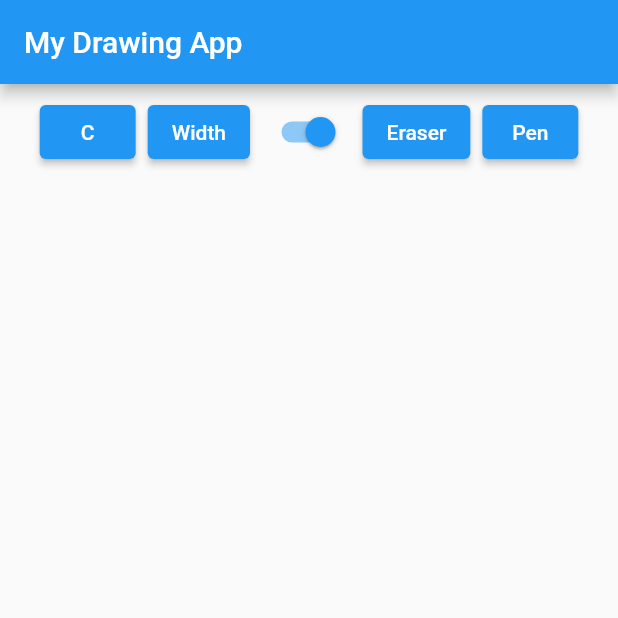
After one commit to gogyoonga/Todays_Page, a Flutter app: the DrawingPage screen opened directly, after a tap on "Eraser", on a phone screen of 412 x 824 dp, the top half of it. The commit adds this screen. Run offline on Flutter 3.47's test engine with Material 2 defaults, Android fonts, the phone set to English and light mode, and no system bars; our stand-ins replace flutter_colorpicker.

Commit message:
2023-05-11,11:35

```diff
--- /dev/null
+++ b/lib/canvas_screen.dart
@@ -0,0 +1,188 @@
+import 'package:flutter/material.dart';
+import 'package:provider/provider.dart';
+import 'package:flutter_colorpicker/flutter_colorpicker.dart';
+
+void main() {
+  runApp(MyApp());
+}
+
+class MyApp extends StatelessWidget {
+  @override
+  Widget build(BuildContext context) {
+    return ChangeNotifierProvider(
+      create: (context) => DrawingState(),
+      child: MaterialApp(
+        title: 'My Drawing App',
+        home: DrawingPage(),
+      ),
+    );
+  }
+}
+
+class DrawingState with ChangeNotifier {
+  // 필요한 상태값들을 정의합니다.
+  Color selectedColor = Colors.black;
+  double strokeWidth = 5.0;
+  bool isEraserMode = false;
+
+  // 색상을 선택합니다.
+  void selectColor(Color color) {
+    selectedColor = color;
+    notifyListeners();
+  }
+
+  // 굵기를 조절합니다.
+  void setStrokeWidth(double width) {
+    strokeWidth = width;
+    notifyListeners();
+  }
+
+  // 지우개 모드를 설정합니다.
+  void setEraserMode(bool value) {
+    isEraserMode = value;
+    notifyListeners();
+  }
+
+  // 그리기를 완료합니다.
+  void finishDrawing() {
+    // TODO: 저장 로직을 구현합니다.
+  }
+}
+
+class DrawingPage extends StatelessWidget {
+  @override
+  Widget build(BuildContext context) {
+    return Scaffold(
+      appBar: AppBar(
+        title: Text('My Drawing App'),
+      ),
+      body: Center(
+        child: Column(
+          mainAxisAlignment: MainAxisAlignment.center,
+            children: [
+
+    // 그림 관련 버튼들입니다.
+    ButtonBar(
+    alignment: MainAxisAlignment.center,
+    children: [
+    ElevatedButton(
+    onPressed: () {
+    showDialog(
+    context: context,
+    builder: (context) {
+    return AlertDialog(
+    title: Text('Select Color'),
+    content: SingleChildScrollView(
+    child: ColorPicker(
+    pickerColor: Provider.of<DrawingState>(context).selectedColor,
+    onColorChanged: (color) {
+    Provider.of<DrawingState>(context, listen: false).selectColor(color);
+    },
+    showLabel: true,
+    pickerAreaHeightPercent: 0.8,
+    ),
+    ),
+    );
+    },
+    );
+    },
+    child: Text('C'),
+    ),
+    ElevatedButton(
+    onPressed: () {
+    showDialog(
+    context: context,
+    builder: (context) {
+    return AlertDialog(
+    title: Text('Select Stroke Width'),
+    content: SingleChildScrollView(
+    child: Slider(
+    value: Provider.of<DrawingState>(context).strokeWidth,
+    min: 1.0,
+    max: 10.0,
+    onChanged: (width) {
+    Provider. of<DrawingState>(context, listen: false).setStrokeWidth(width);
+    },
+    ),
+    ),
+    );
+    },
+    );
+    },
+      child: Text('Width'),
+    ),
+      Switch(
+        value: context.watch<DrawingState>().isEraserMode,
+        onChanged: (value) {
+          context.read<DrawingState>().setEraserMode(value);
+        },
+      ),
+      ElevatedButton(
+        onPressed: () {
+          Provider.of<DrawingState>(context, listen: false).setEraserMode(true);
+        },
+        child: Text('Eraser'),
+      ),
+      ElevatedButton(
+        onPressed: () {
+          Provider.of<DrawingState>(context, listen: false).setEraserMode(false);
+        },
+        child: Text('Pen'),
+      ),
+    ],
+    ),
+              // 그림을 그리는 부분입니다.
+              Expanded(
+                child: Consumer<DrawingState>(
+                  builder: (context, state, child) {
+                    return GestureDetector(
+                      onPanStart: (details) {
+                        // TODO: 그리기 시작 로직을 구현합니다.
+                      },
+                      onPanUpdate: (details) {
+                        // TODO: 그리기 중 로직을 구현합니다.
+                      },
+                      onPanEnd: (details) {
+                        // TODO: 그리기 완료 로직을 구현합니다.
+                        state.finishDrawing();
+                      },
+                      child: CustomPaint(
+                        painter: MyPainter(
+                          color: state.selectedColor,
+                          strokeWidth: state.strokeWidth,
+                          isEraserMode: state.isEraserMode,
+                        ),
+                      ),
+                    );
+                  },
+                ),
+              ),
+            ],
+        ),
+      ),
+    );
+
+  }
+}
+
+// 실제 그리기를 담당하는 클래스입니다.
+class MyPainter extends CustomPainter {
+  MyPainter({required this.color, required this.strokeWidth, required this.isEraserMode});
+
+// 필요한 속성값들을 정의합니다.
+  final Color color;
+  final double strokeWidth;
+  final bool isEraserMode;
+
+// 실제로 그리는 로직입니다.
+  @override
+  void paint(Canvas canvas, Size size) {
+// TODO: 그리기 로직을 구현합니다.
+  }
+
+// 이전 그리기를 지웁니다.
+  @override
+  bool shouldRepaint(covariant CustomPainter oldDelegate) {
+    return true;
+  }
+}
--- a/lib/main.dart
+++ b/lib/main.dart
@@ -63,7 +63,7 @@ class _MainScreenState extends State<MainScreen> {
         ],
       ),
 
-      floatingActionButton: FloatingActionButton( child: Icon(Icons.create) ,onPressed: (){  },),
+
       body: pages[_selectedIndex],
 
 
--- a/lib/my_screen.dart
+++ b/lib/my_screen.dart
@@ -5,11 +5,12 @@ class MyScreen extends StatelessWidget{
   Widget build(BuildContext context) {
     // TODO: implement build
     return Column(children: [Container(
-      color: Colors.green,
+      color: Colors.green[700],
+      height: 100,
     ),
       Text('My에는 다이어리가 떠요'),
       Container(
-        color: Colors.amber[200],
+        color: Colors.amber[300],
         height: 100,
       ),
     ],
--- a/lib/our_screen.dart
+++ b/lib/our_screen.dart
@@ -5,7 +5,8 @@ class OurScreen extends StatelessWidget{
   Widget build(BuildContext context) {
     // TODO: implement build
     return Column(children: [Container(
-      color: Colors.green,
+      color: Colors.green[100],
+      height: 100,
     ),
       Text('Our에는 다이어리가 떠요'),
       Container(
--- a/pubspec.yaml
+++ b/pubspec.yaml
@@ -30,7 +30,8 @@ environment:
 dependencies:
   flutter:
     sdk: flutter
-
+  provider: ^5.0.0
+  flutter_colorpicker: ^0.5.0
 
   # The following adds the Cupertino Icons font to your application.
   # Use with the CupertinoIcons class for iOS style icons.
```
Also changed, not shown: lib/home_screen.dart (+3 -9 lines), pubspec.lock.
